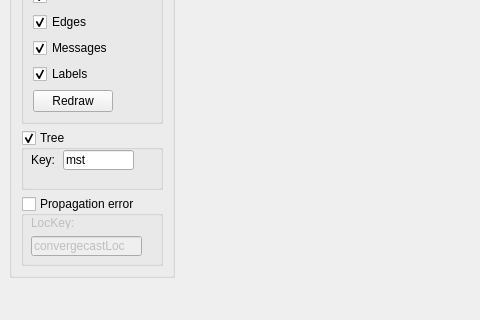
Above: pymote/gui/simulation.ui from darbula/pymote before the change; both pictures show x 0 to 480 and y 217 to 537 of the 1106 by 800 pixel window. Below: the same form after it.
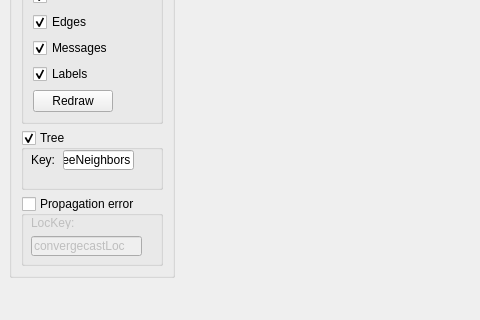
That is the form after the change. Icons and pictures are not drawn.

```diff
--- a/pymote/gui/simulation.ui
+++ b/pymote/gui/simulation.ui
@@ -212,7 +212,7 @@
               </rect>
              </property>
              <property name="text">
-              <string>mst</string>
+              <string>treeNeighbors</string>
              </property>
              <property name="frame">
               <bool>true</bool>
```
